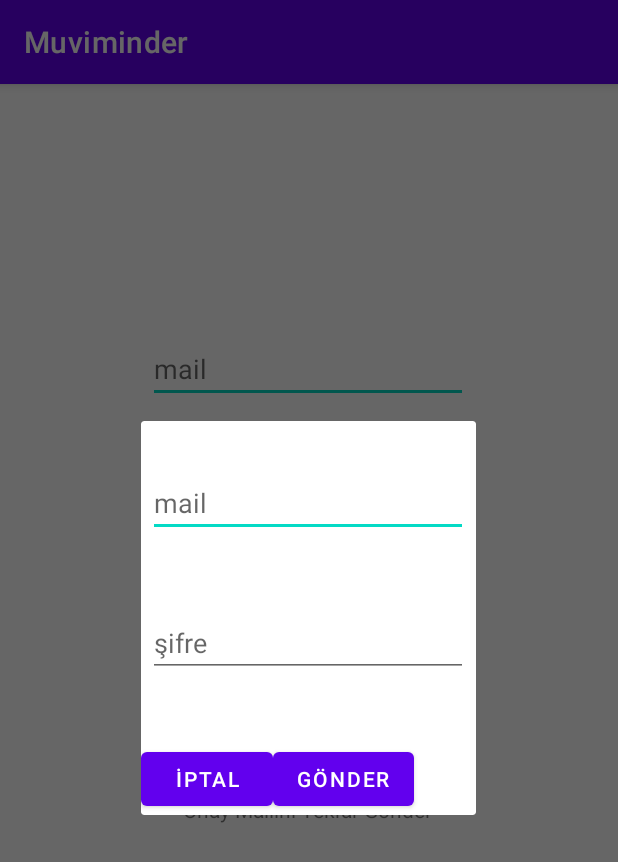
After one commit to tolgabudanoglu/Muviminder, an Android app: the fragment MailAgain placed in its activity, on a phone screen of 412 x 824 dp. The commit adds this screen. Shown: the top 862 px of the screen. Run offline under Robolectric (Android 15) with nearby library versions, the light colour scheme and no system bars; our stand-ins replace Firebase (no records; nobody signed in at launch, a user with empty details on screens opened directly); 1 statement that could not run was skipped.

Commit message:
mail controll

```diff
--- a/app/src/main/java/com/example/muviminder/LoginActivity.kt
+++ b/app/src/main/java/com/example/muviminder/LoginActivity.kt
@@ -13,49 +13,122 @@ import kotlinx.android.synthetic.main.activity_login.*
 
 
 class LoginActivity : AppCompatActivity() {
+
+    lateinit var myAuthStateListener: FirebaseAuth.AuthStateListener
+
+
     override fun onCreate(savedInstanceState: Bundle?) {
         super.onCreate(savedInstanceState)
         setContentView(R.layout.activity_login)
 
+        initMyAuthStateListener()
 
-        tvKayıtOlLogin.setOnClickListener{
-            var intent = Intent(this,RegisterActivity::class.java)
+
+        tvKayıtOlLogin.setOnClickListener {
+            var intent = Intent(this, RegisterActivity::class.java)
             startActivity(intent)
         }
 
-        btnLogin.setOnClickListener{
+        tvSendMail.setOnClickListener {
+            var dialogGoster = MailAgain()
+            dialogGoster.show(supportFragmentManager,"goster")
+        }
 
-            if (etMailLogin.text.isNotEmpty()&& etPasswordLogin.text.isNotEmpty()){
+        btnLogin.setOnClickListener {
+
+            if (etMailLogin.text.isNotEmpty() && etPasswordLogin.text.isNotEmpty()) {
                 progressBarShow()
-                FirebaseAuth.getInstance().signInWithEmailAndPassword(etMailLogin.text.toString(),etPasswordLogin.text.toString())
-                    .addOnCompleteListener(object : OnCompleteListener<AuthResult>{
+                FirebaseAuth.getInstance().signInWithEmailAndPassword(
+                    etMailLogin.text.toString(),
+                    etPasswordLogin.text.toString()
+                )
+                    .addOnCompleteListener(object : OnCompleteListener<AuthResult> {
                         override fun onComplete(p0: Task<AuthResult>) {
 
-                            if (p0.isSuccessful){
+                            if (p0.isSuccessful) {
 
                                 progressBarHide()
-                                Toast.makeText(this@LoginActivity,"başarılı giriş",Toast.LENGTH_SHORT).show()
+                                //Toast.makeText(
+                                 //   this@LoginActivity,
+                                   // "başarılı giriş",
+                                   // Toast.LENGTH_SHORT
+                                //).show()
 
-                            }else{
+
+                            } else {
 
                                 progressBarHide()
-                                Toast.makeText(this@LoginActivity,"hatalı giriş "+p0.exception,Toast.LENGTH_SHORT).show()
+
+                                Toast.makeText(
+                                    this@LoginActivity,
+                                    "hatalı giriş " + p0.exception,
+                                    Toast.LENGTH_SHORT
+                                ).show()
                             }
                         }
 
                     })
 
-            }else{
-                Toast.makeText(this@LoginActivity,"boş alanları doldurunuz",Toast.LENGTH_SHORT).show()
+            } else {
+                Toast.makeText(this@LoginActivity, "boş alanları doldurunuz", Toast.LENGTH_SHORT)
+                    .show()
+            }
+
+        }
+
+
+    }
+
+    private fun progressBarShow() {
+        progressBarLogin.visibility = View.VISIBLE
+    }
+
+    private fun progressBarHide() {
+        progressBarLogin.visibility = View.INVISIBLE
+    }
+
+    private fun initMyAuthStateListener() {
+
+        myAuthStateListener = object : FirebaseAuth.AuthStateListener {
+            override fun onAuthStateChanged(p0: FirebaseAuth) {
+
+                var kullanici = p0.currentUser
+                if (kullanici != null){
+                    if (kullanici.isEmailVerified){
+
+                        Toast.makeText(
+                            this@LoginActivity,
+                            "mail adresini onayı yapılmış giriş yapabilirisiniz ",
+                            Toast.LENGTH_SHORT
+                        ).show()
+                        var intent = Intent(this@LoginActivity,MainActivity::class.java)
+                        startActivity(intent)
+                        finish()
+
+                    }else{
+
+                        Toast.makeText(
+                            this@LoginActivity,
+                            "mail adresini onaylayın ",
+                            Toast.LENGTH_SHORT
+                        ).show()
+                        FirebaseAuth.getInstance().signOut()
+
+                    }
+                }
+
             }
 
         }
     }
 
-    private fun progressBarShow(){
-        progressBarLogin.visibility = View.VISIBLE
+    override fun onStart() {
+        super.onStart()
+        FirebaseAuth.getInstance().addAuthStateListener(myAuthStateListener)
     }
-    private fun progressBarHide(){
-        progressBarLogin.visibility = View.INVISIBLE
+
+    override fun onStop() {
+        super.onStop()
+        FirebaseAuth.getInstance().removeAuthStateListener(myAuthStateListener)
     }
 }
--- /dev/null
+++ b/app/src/main/java/com/example/muviminder/MailAgain.kt
@@ -0,0 +1,70 @@
+package com.example.muviminder
+
+import android.os.Bundle
+import androidx.fragment.app.Fragment
+import android.view.LayoutInflater
+import android.view.View
+import android.view.ViewGroup
+import android.widget.Button
+import android.widget.EditText
+import android.widget.Toast
+import androidx.fragment.app.DialogFragment
+
+
+private const val ARG_PARAM1 = "param1"
+private const val ARG_PARAM2 = "param2"
+
+
+class MailAgain : DialogFragment() {
+    // TODO: Rename and change types of parameters
+    private var param1: String? = null
+    private var param2: String? = null
+
+    lateinit var emailEditText: EditText
+    lateinit var passwordEditText: EditText
+
+    override fun onCreate(savedInstanceState: Bundle?) {
+        super.onCreate(savedInstanceState)
+        arguments?.let {
+            param1 = it.getString(ARG_PARAM1)
+            param2 = it.getString(ARG_PARAM2)
+        }
+    }
+
+    override fun onCreateView(
+        inflater: LayoutInflater, container: ViewGroup?,
+        savedInstanceState: Bundle?
+    ): View? {
+
+        val view = inflater.inflate(R.layout.fragment_dialog, container, false)
+
+        emailEditText=view.findViewById(R.id.etDialogMail)
+        passwordEditText=view.findViewById(R.id.etDialogPassword)
+
+        var btnIptal = view.findViewById<Button>(R.id.btnDialogIptal)
+        btnIptal.setOnClickListener{
+            dialog?.dismiss()
+        }
+
+        var btnGonder = view.findViewById<Button>(R.id.btnDialogGonder)
+        btnGonder.setOnClickListener {
+            Toast.makeText(activity,"Gönder tıklandı",Toast.LENGTH_SHORT).show()
+        }
+
+
+        return view
+    }
+
+    companion object {
+
+
+        @JvmStatic
+        fun newInstance(param1: String, param2: String) =
+            MailAgain().apply {
+                arguments = Bundle().apply {
+                    putString(ARG_PARAM1, param1)
+                    putString(ARG_PARAM2, param2)
+                }
+            }
+    }
+}
--- a/app/src/main/java/com/example/muviminder/RegisterActivity.kt
+++ b/app/src/main/java/com/example/muviminder/RegisterActivity.kt
@@ -45,11 +45,12 @@ class RegisterActivity : AppCompatActivity() {
                     if(p0.isSuccessful){
 
                         Toast.makeText(this@RegisterActivity,"kayıt başarılı",Toast.LENGTH_SHORT).show()
+                        mailSend()
                         FirebaseAuth.getInstance().signOut()
                     }
                     else{
 
-                        Toast.makeText(this@RegisterActivity,"kayıt başarırısız",Toast.LENGTH_SHORT).show()
+                        Toast.makeText(this@RegisterActivity,"kayıt başarırısız" + p0.exception?.message,Toast.LENGTH_SHORT).show()
                     }
 
 
@@ -62,6 +63,27 @@ class RegisterActivity : AppCompatActivity() {
 
     }
 
+    private fun mailSend() {
+        var kullanıcı = FirebaseAuth.getInstance().currentUser
+        if (kullanıcı != null){
+            kullanıcı.sendEmailVerification()
+                .addOnCompleteListener(object :OnCompleteListener<Void>{
+                    override fun onComplete(p0: Task<Void>) {
+
+                        if (p0.isSuccessful){
+                            Toast.makeText(this@RegisterActivity,"mail atıldı",Toast.LENGTH_SHORT).show()
+
+                        }else{
+
+                            Toast.makeText(this@RegisterActivity,"mail gönderilirken sorun oluştu" + p0.exception?.message,Toast.LENGTH_SHORT).show()
+
+                        }
+                    }
+
+                })
+        }
+    }
+
     private fun progressBarShow(){
         progressBar.visibility = View.VISIBLE
     }
--- a/app/src/main/res/layout/activity_login.xml
+++ b/app/src/main/res/layout/activity_login.xml
@@ -5,6 +5,17 @@
     android:layout_width="match_parent"
     android:layout_height="match_parent"
     tools:context=".LoginActivity">
+
+    <TextView
+        android:id="@+id/tvSendMail"
+        android:layout_width="wrap_content"
+        android:layout_height="wrap_content"
+        android:layout_marginTop="16dp"
+        android:text="Onay Mailini Tekrar Gönder"
+        app:layout_constraintEnd_toEndOf="parent"
+        app:layout_constraintHorizontal_bias="0.498"
+        app:layout_constraintStart_toStartOf="parent"
+        app:layout_constraintTop_toBottomOf="@+id/progressBarLogin" />
 
     <ImageView
         android:id="@+id/ivLogin"
@@ -15,7 +26,7 @@
         app:layout_constraintHorizontal_bias="0.498"
         app:layout_constraintStart_toStartOf="parent"
         app:layout_constraintTop_toTopOf="parent"
-        tools:srcCompat="@tools:sample/avatars" />
+        tools:srcCompat="@drawable/googleg_standard_color_18" />
 
     <EditText
         android:id="@+id/etMailLogin"
@@ -70,6 +81,7 @@
         android:layout_width="wrap_content"
         android:layout_height="wrap_content"
         android:layout_marginTop="16dp"
+        android:visibility="invisible"
         app:layout_constraintEnd_toEndOf="parent"
         app:layout_constraintHorizontal_bias="0.498"
         app:layout_constraintStart_toStartOf="parent"
--- /dev/null
+++ b/app/src/main/res/layout/fragment_dialog.xml
@@ -0,0 +1,56 @@
+<?xml version="1.0" encoding="utf-8"?>
+<androidx.constraintlayout.widget.ConstraintLayout xmlns:android="http://schemas.android.com/apk/res/android"
+    xmlns:app="http://schemas.android.com/apk/res-auto"
+    xmlns:tools="http://schemas.android.com/tools"
+    android:layout_width="match_parent"
+    android:layout_height="match_parent"
+    tools:context="MailAgain">
+
+    <EditText
+        android:id="@+id/etDialogMail"
+        android:layout_width="wrap_content"
+        android:layout_height="wrap_content"
+        android:layout_marginTop="32dp"
+        android:ems="10"
+        android:hint="mail"
+        android:inputType="textEmailAddress"
+        app:layout_constraintEnd_toEndOf="parent"
+        app:layout_constraintHorizontal_bias="0.497"
+        app:layout_constraintStart_toStartOf="parent"
+        app:layout_constraintTop_toTopOf="parent" />
+
+    <EditText
+        android:id="@+id/etDialogPassword"
+        android:layout_width="wrap_content"
+        android:layout_height="wrap_content"
+        android:layout_marginTop="48dp"
+        android:ems="10"
+        android:hint="şifre"
+        android:inputType="textPassword"
+        app:layout_constraintEnd_toEndOf="parent"
+        app:layout_constraintHorizontal_bias="0.497"
+        app:layout_constraintStart_toStartOf="parent"
+        app:layout_constraintTop_toBottomOf="@+id/etDialogMail" />
+
+    <Button
+        android:id="@+id/btnDialogGonder"
+        android:layout_width="wrap_content"
+        android:layout_height="wrap_content"
+        android:layout_marginTop="44dp"
+        android:text="Gönder"
+        app:layout_constraintEnd_toEndOf="parent"
+        app:layout_constraintHorizontal_bias="0.681"
+        app:layout_constraintStart_toStartOf="parent"
+        app:layout_constraintTop_toBottomOf="@+id/etDialogPassword" />
+
+    <Button
+        android:id="@+id/btnDialogIptal"
+        android:layout_width="wrap_content"
+        android:layout_height="wrap_content"
+        android:layout_marginTop="44dp"
+        android:text="İptal"
+        app:layout_constraintEnd_toStartOf="@+id/btnDialogGonder"
+        app:layout_constraintHorizontal_bias="0.819"
+        app:layout_constraintStart_toStartOf="parent"
+        app:layout_constraintTop_toBottomOf="@+id/etDialogPassword" />
+</androidx.constraintlayout.widget.ConstraintLayout>
--- a/app/src/main/res/values/strings.xml
+++ b/app/src/main/res/values/strings.xml
@@ -1,3 +1,5 @@
 <resources>
     <string name="app_name">Muviminder</string>
+    <!-- TODO: Remove or change this placeholder text -->
+    <string name="hello_blank_fragment">Hello blank fragment</string>
 </resources>
```
